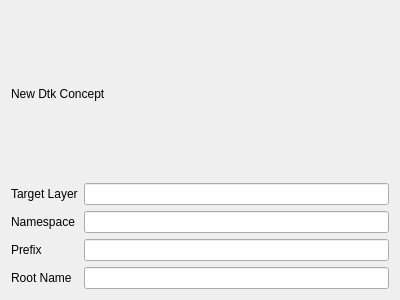
First picture: the form in app/dtkConceptGenerator/dtkNewConceptPage.ui, repository drescherjm/dtk, before the edit.
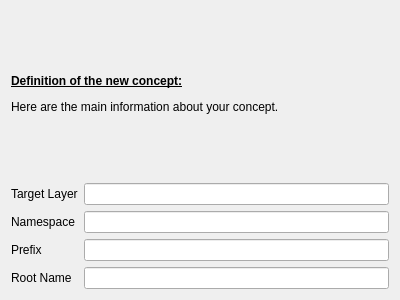
Second picture: the form after the edit.

Diff of the .ui file:
```diff
--- a/app/dtkConceptGenerator/dtkNewConceptPage.ui
+++ b/app/dtkConceptGenerator/dtkNewConceptPage.ui
@@ -17,7 +17,10 @@
    <item row="0" column="0" colspan="2">
     <widget class="QLabel" name="label">
      <property name="text">
-      <string>New Dtk Concept</string>
+      <string>&lt;html&gt;&lt;head/&gt;&lt;body&gt;&lt;p&gt;&lt;span style=&quot; font-weight:600; text-decoration: underline;&quot;&gt;Definition of the new concept:&lt;/span&gt;&lt;/p&gt;&lt;p&gt;Here are the main information about your concept. &lt;/p&gt;&lt;/body&gt;&lt;/html&gt;</string>
+     </property>
+     <property name="wordWrap">
+      <bool>true</bool>
      </property>
     </widget>
    </item>
```
